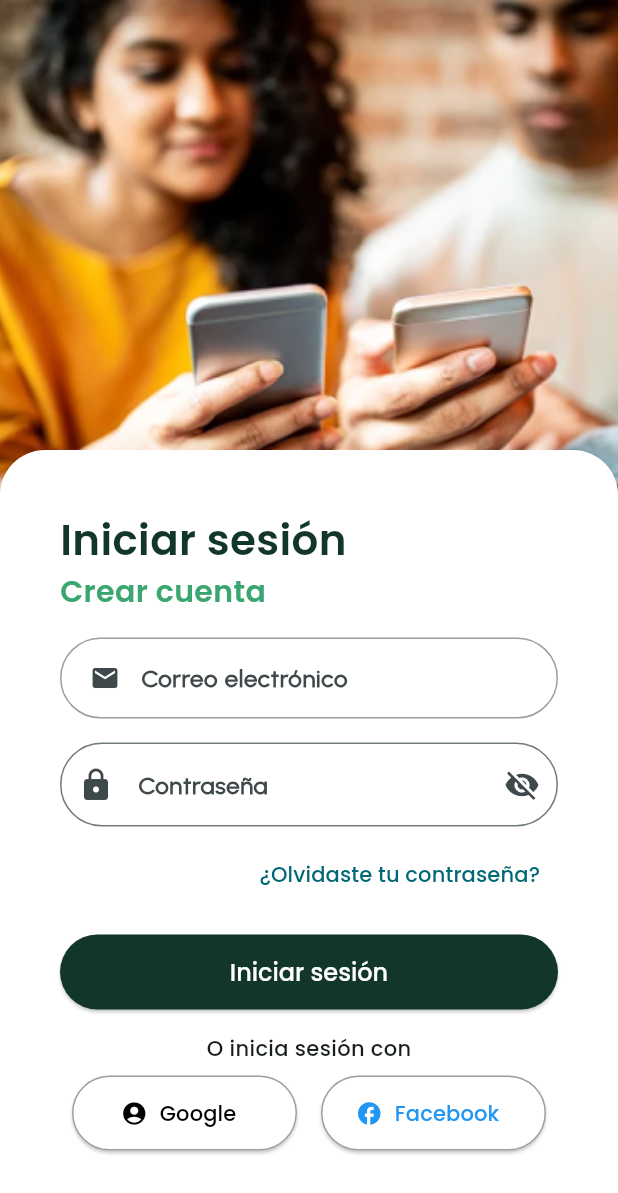
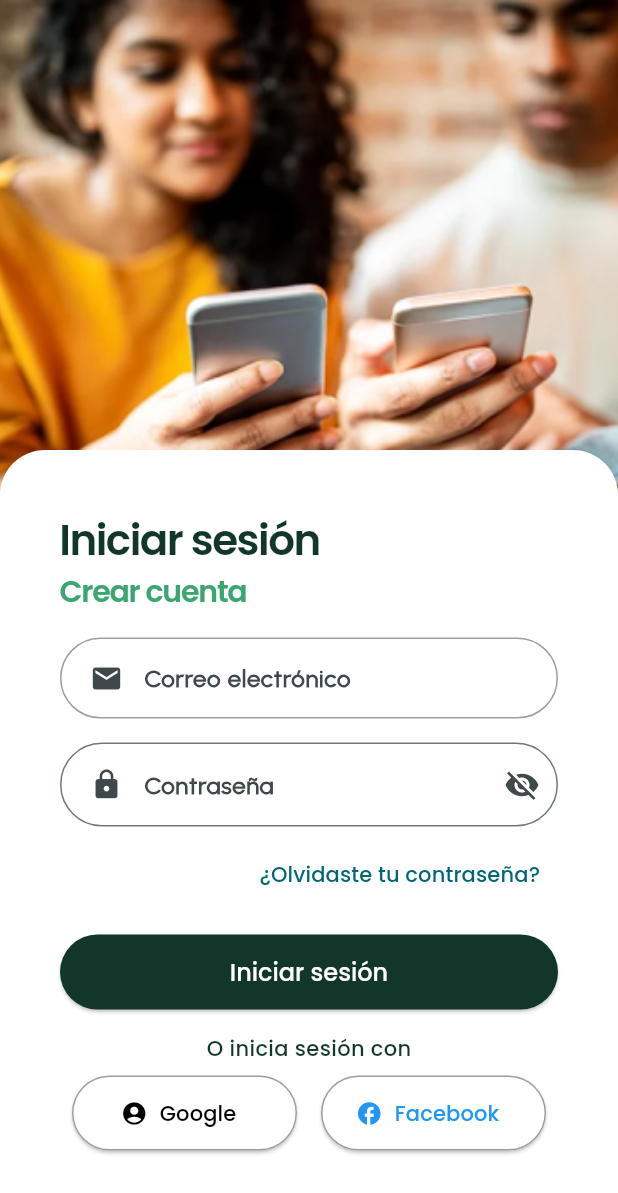
Before and after one commit to spricew/Keidot-Project, a Flutter app: the screen it shows after launch, on a phone screen of 412 x 824 dp. Shown: the top 1193 px of the screen. Run offline on Flutter 3.47's test engine with Material 3 defaults, Android fonts, the phone set to English and light mode, and no system bars.

Commit message:
arreglos inputs

```diff
--- a/lib/presentation/screens/login_screen.dart
+++ b/lib/presentation/screens/login_screen.dart
@@ -40,6 +40,7 @@ class LoginPage extends StatelessWidget {
                         fontWeight: FontWeight.bold,
                         fontFamily: 'Poppins',
                         color: darkGreen,
+                        letterSpacing: -1,
                       ),
                     ),
                     GestureDetector(
@@ -53,6 +54,7 @@ class LoginPage extends StatelessWidget {
                           color: greenHigh,
                           fontWeight: FontWeight.w600,
                           fontFamily: 'Poppins',
+                          letterSpacing: -0.8,
                         ),
                       ),
                     ),
@@ -69,7 +71,7 @@ class LoginPage extends StatelessWidget {
                           padding: EdgeInsets.only(
                               left: 20, right: 10), // Agrega espacio al ícono
                           child: Icon(Icons.email,
-                              size: 20), // Ajusta el tamaño del ícono
+                              size: 22), // Ajusta el tamaño del ícono
                         ),
                         border: OutlineInputBorder(
                           borderRadius:
@@ -98,7 +100,13 @@ class LoginPage extends StatelessWidget {
                           fontSize: 16,
                           fontWeight: FontWeight.w600,
                         ),
-                        prefixIcon: const Icon(Icons.lock),
+                        prefixIcon: const Padding(
+                          padding: EdgeInsets.only(left: 20, right: 10),
+                          child: Icon(
+                            Icons.lock,
+                            size: 22,
+                          ),
+                        ),
                         suffixIcon: const Icon(Icons.visibility_off),
                         border: OutlineInputBorder(
                             borderRadius: BorderRadius.circular(30)),
@@ -140,7 +148,10 @@ class LoginPage extends StatelessWidget {
                     Center(
                       child: Column(
                         children: [
-                          const Text('O inicia sesión con'),
+                          const Text(
+                            'O inicia sesión con',
+                            style: TextStyle(color: darkGreen),
+                          ),
                           const SizedBox(height: 8),
                           Row(
                             mainAxisAlignment: MainAxisAlignment.center,
```
